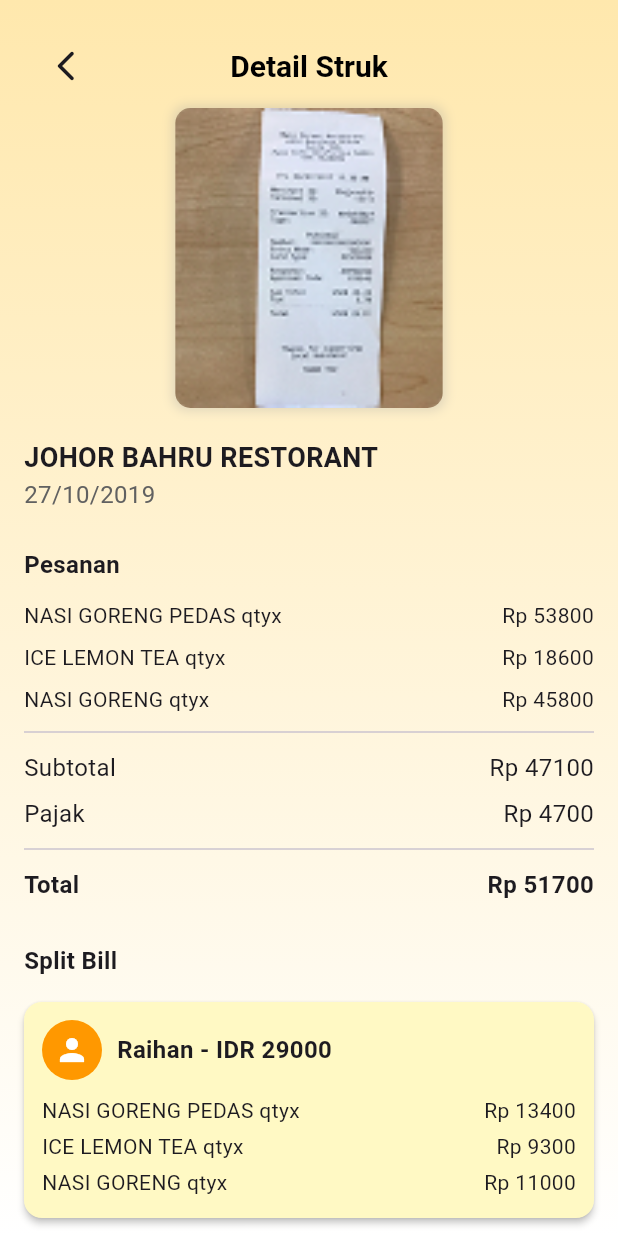
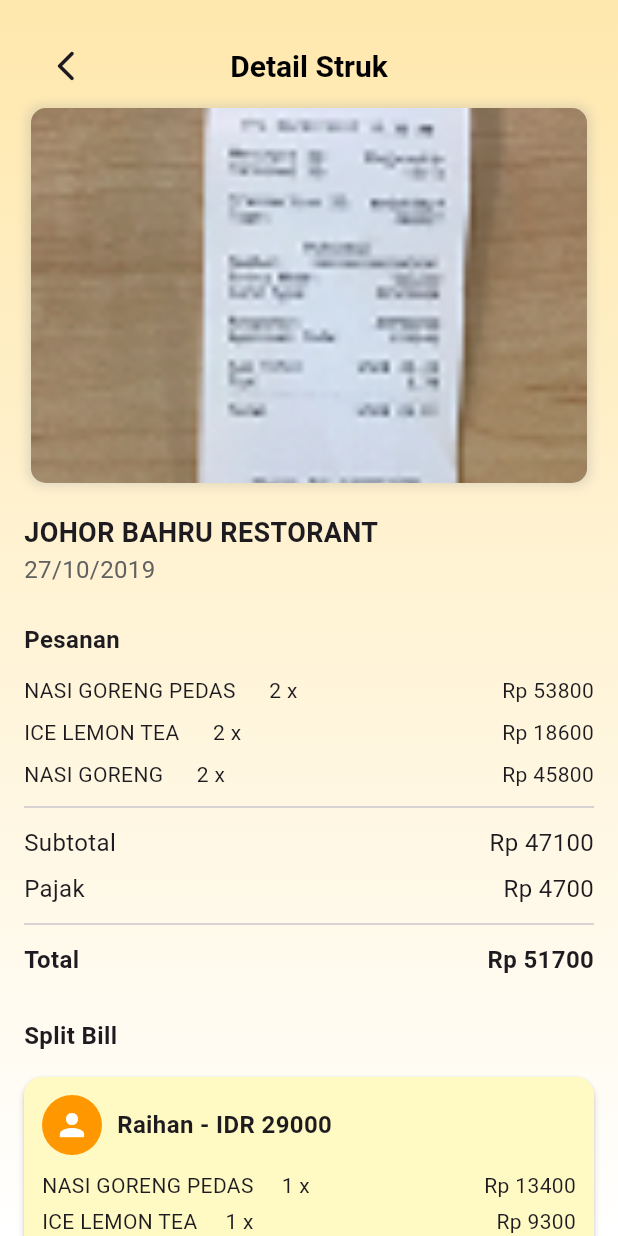
Before and after one commit to ALFIAN-code/struk.in-pdbl, a Flutter app: the DetailPage screen opened directly, on a phone screen of 412 x 824 dp. Run offline on Flutter 3.47's test engine with Material 3 defaults, Android fonts, the phone set to English and light mode, and no system bars; our stand-ins replace get, google_fonts, smooth_page_indicator.

Commit message:
fix detail page

```diff
--- a/lib/main.dart
+++ b/lib/main.dart
@@ -1,5 +1,6 @@
 import 'package:flutter/material.dart';
 import 'package:get/get_navigation/src/root/get_material_app.dart';
+import 'package:strukin/view/Detailpage.dart';
 import 'package:strukin/view/result_page.dart';
 import 'package:strukin/view/split_page.dart';
 import 'view/onboarding_screen.dart';
@@ -20,7 +21,7 @@ class MyApp extends StatelessWidget {
       theme: ThemeData(
         colorScheme: ColorScheme.fromSeed(seedColor: Colors.deepPurple),
       ),
-      home: const /*HomePage()*/ SplitPage(),
+      home: const /*HomePage()*/ DetailPage(),
     );
   }
 }
--- a/lib/view/Detailpage.dart
+++ b/lib/view/Detailpage.dart
@@ -6,6 +6,7 @@ class DetailPage extends StatelessWidget {
 
   @override
   Widget build(BuildContext context) {
+    var width = MediaQuery.of(context).size.width;
     return Scaffold(
       // appBar: AppBar(
       //   title: Text("Detail Struk"),
@@ -67,7 +68,8 @@ class DetailPage extends StatelessWidget {
                       borderRadius: BorderRadius.circular(10),
                       child: Image.asset(
                         'assets/images/Struk1.png', // Ubah sesuai path gambar struk
-                        height: 200,
+                        height: 250,
+                        width: width * 0.9,
                         fit: BoxFit.cover,
                       ),
                     ),
@@ -136,7 +138,7 @@ class DetailPage extends StatelessWidget {
       padding: const EdgeInsets.symmetric(vertical: 4.0),
       child: Row(
         mainAxisAlignment: MainAxisAlignment.spaceBetween,
-        children: [Text("$name qtyx"), Text("Rp ${price * qty}")],
+        children: [Text("$name      $qty x"), Text("Rp ${price * qty}")],
       ),
     );
   }
@@ -215,7 +217,7 @@ class DetailPage extends StatelessWidget {
       padding: const EdgeInsets.symmetric(vertical: 2.0),
       child: Row(
         mainAxisAlignment: MainAxisAlignment.spaceBetween,
-        children: [Text("$name qtyx"), Text("Rp $price")],
+        children: [Text("$name     $qty x"), Text("Rp $price")],
       ),
     );
   }
```
